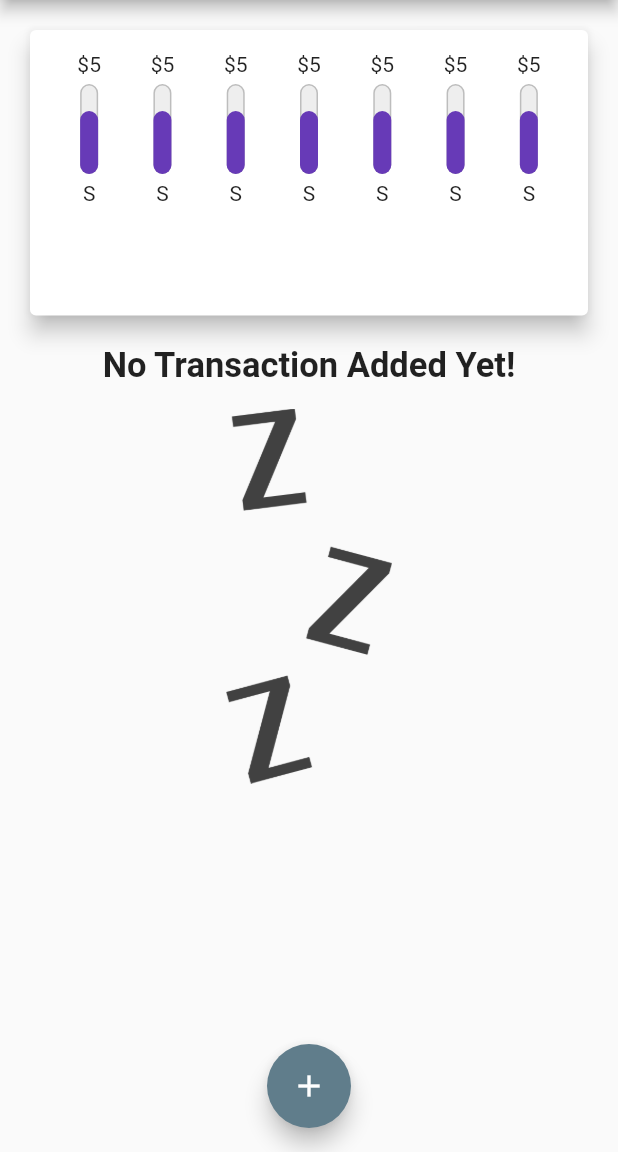
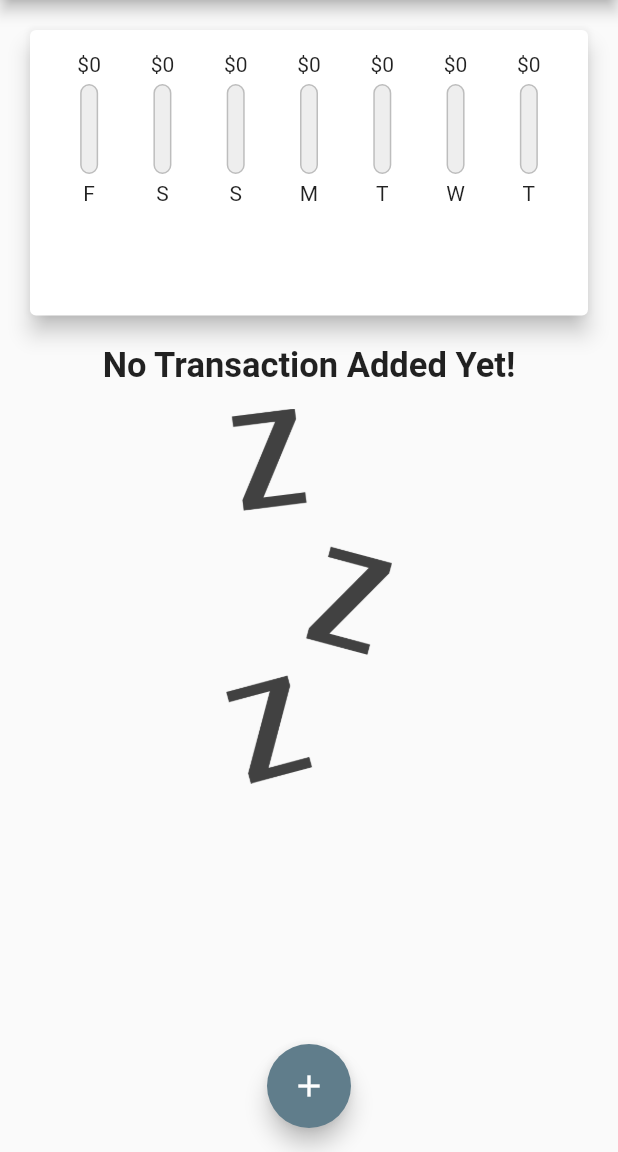
Before and after one commit to LayzeePreneur/Levy, a Flutter app: the screen it shows after launch, on a phone screen of 412 x 824 dp, the part 84-1236 px from its top. Run offline on Flutter 3.47's test engine with Material 2 defaults, Android fonts, the light colour scheme and no system bars.

Commit message:
Chart is now working

```diff
--- a/lib/widgets/chart.dart
+++ b/lib/widgets/chart.dart
@@ -27,10 +27,10 @@ class Chart extends StatelessWidget {
       });
 
       return {
-        'amount': _amount,
+        'amount': _amount.toStringAsFixed(0),
         'weekDay': DateFormat.E().format(_date).substring(0, 1),
       };
-    }).toList();
+    }).reversed.toList();
   }
 
   double get _sevenDaysAmount {
@@ -49,7 +49,7 @@ class Chart extends StatelessWidget {
           child: Row(
             mainAxisAlignment: MainAxisAlignment.spaceAround,
             children: List.generate(7, (index) {
-              return ChartBar();
+              return ChartBar(_groupedTransaction[index], _sevenDaysAmount);
             }),
           ),
         ),
--- a/lib/widgets/chartbar.dart
+++ b/lib/widgets/chartbar.dart
@@ -1,11 +1,16 @@
 import 'package:flutter/material.dart';
 
 class ChartBar extends StatelessWidget {
+  final Map<String, Object> _txDetails;
+  final double _totalSpending;
+
+  ChartBar(this._txDetails, this._totalSpending);
+
   @override
   Widget build(BuildContext context) {
     return Column(
       children: <Widget>[
-        Text('\$5'),
+        Text('\$${_txDetails['amount']}'),
         SizedBox(height: 5),
         Container(
           width: 12,
@@ -21,7 +26,9 @@ class ChartBar extends StatelessWidget {
                 ),
               ),
               FractionallySizedBox(
-                heightFactor: 0.7,
+                heightFactor: _totalSpending > 0
+                    ? double.parse(_txDetails['amount']) / _totalSpending
+                    : 0,
                 child: Container(
                   decoration: BoxDecoration(
                     borderRadius: BorderRadius.circular(30),
@@ -33,7 +40,7 @@ class ChartBar extends StatelessWidget {
           ),
         ),
         SizedBox(height: 5),
-        Text('S'),
+        Text(_txDetails['weekDay']),
       ],
     );
   }
```
